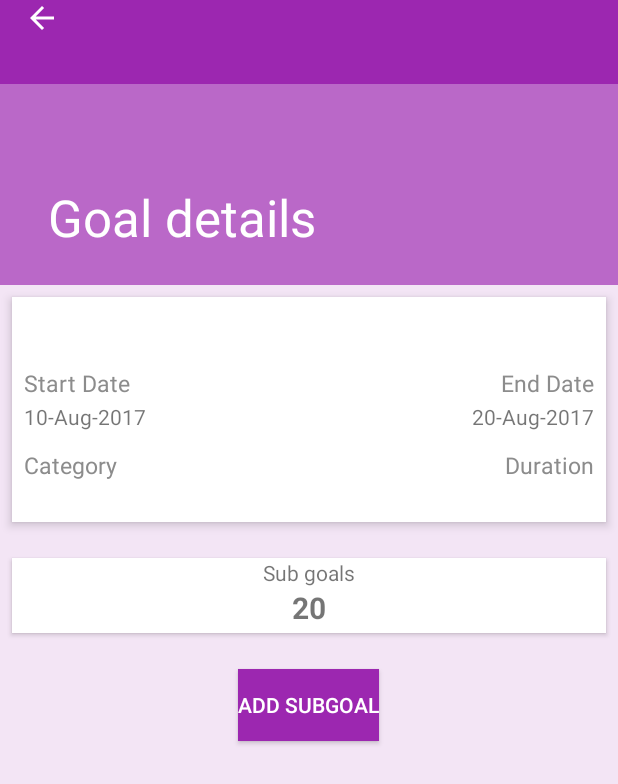
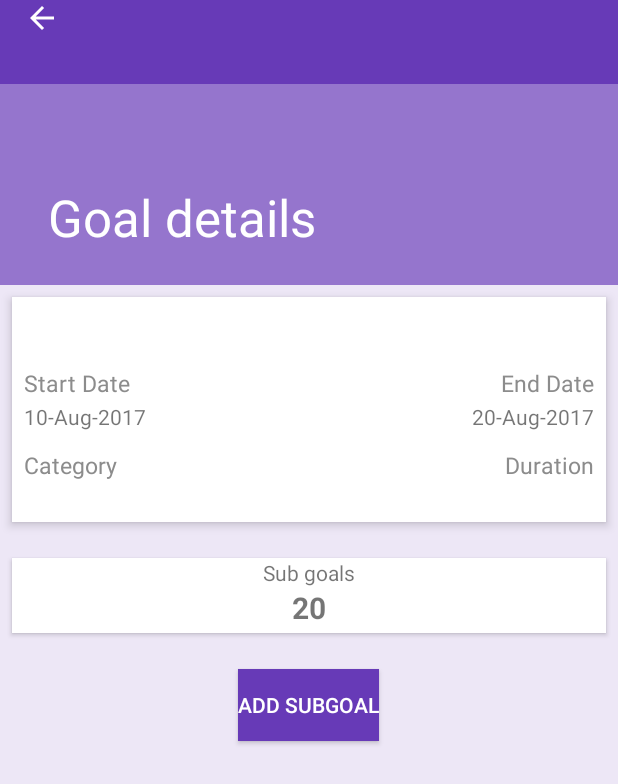
Before and after one commit to ningappamoodi/BreakYourGoal, an Android app: the ItemDetailFragment screen opened directly, with no data from a screen before it, on a phone screen of 412 x 824 dp. Shown: the top 784 px of the screen. Run offline under Robolectric (Android 15) with nearby library versions, the phone set to English and light mode, and no system bars; 6 statements that could not run were skipped.

Commit message:
Merge branch 'master' of https://github.com/ningappamoodi/BreakYourGoal
# Please enter a commit message to explain why this merge is necessary,
# especially if it merges an updated upstream into a topic branch.
#
# Lines starting with '#' will be ignored, and an empty message aborts
# the commit.

```diff
--- a/app/src/main/res/values/colors.xml
+++ b/app/src/main/res/values/colors.xml
@@ -7,7 +7,7 @@
     <color name="colorGrey">#8c8c8c</color>
     <color name="colorOrange">#FF8000</color>
     <color name="colorGreen">#33cc33</color>
-    <color name="colorPurple">#BA68C8</color>
-    <color name="colorPurpleDark">#9C27B0</color>
-    <color name="colorPurple_50">#F3E5F5</color>
+    <color name="colorPurple">#9575CD</color>
+    <color name="colorPurpleDark">#673AB7</color>
+    <color name="colorPurple_50">#EDE7F6</color>
 </resources>
```
